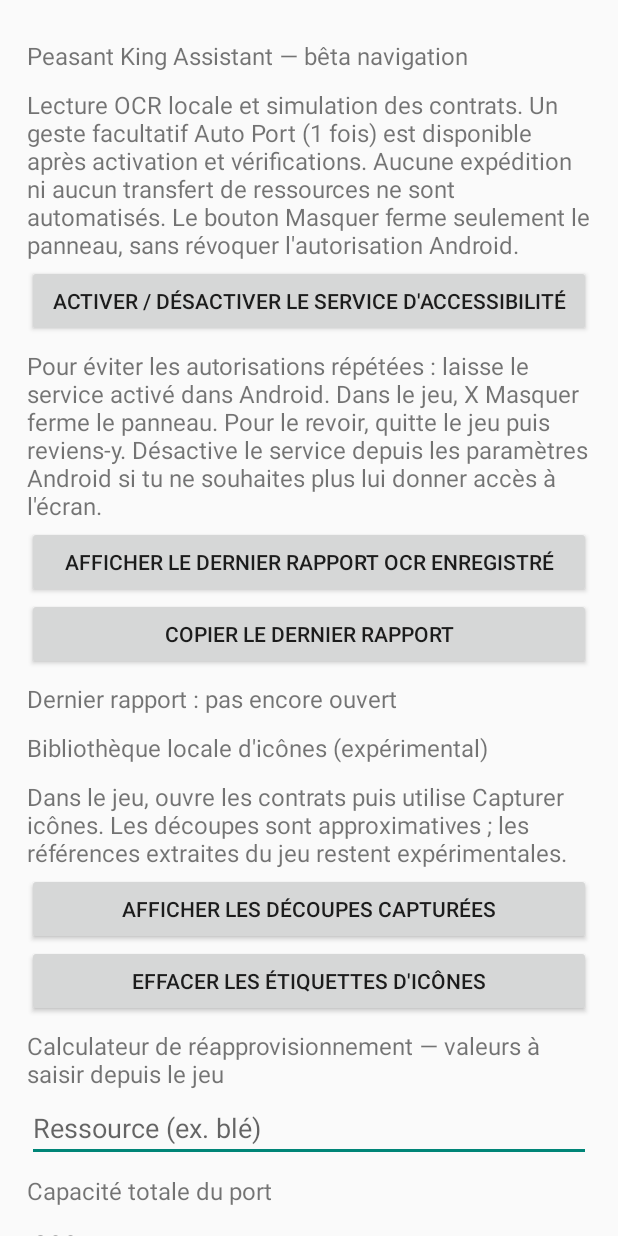
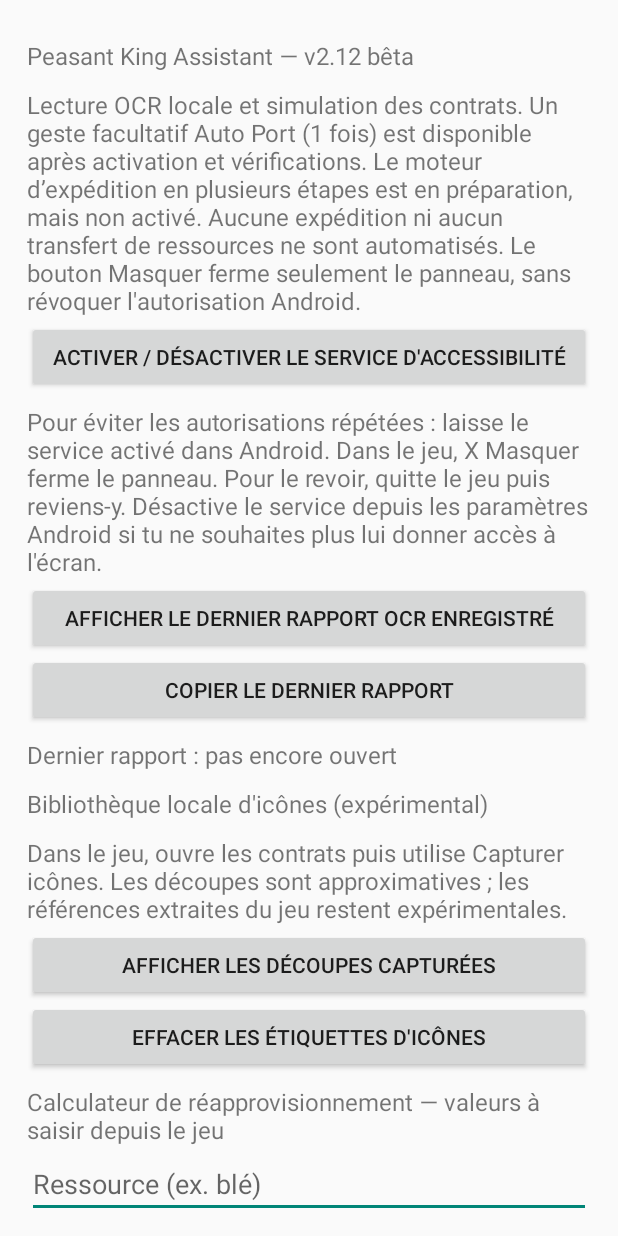
Before and after one commit to Xulink-android/peasent-king, an Android app: the screen it shows after launch (MainActivity), on a phone screen of 412 x 824 dp. Run offline under Robolectric (Android 15) with nearby library versions, the phone set to English and light mode, and no system bars.

Commit message:
Display clear beta status while staged shipment engine remains inactive

```diff
--- a/app/src/main/java/fr/local/peasantassistant/MainActivity.kt
+++ b/app/src/main/java/fr/local/peasantassistant/MainActivity.kt
@@ -32,11 +32,11 @@ class MainActivity : Activity() {
             textSize = 16f
             setPadding(0, 12, 0, 4)
         }
-        root.addView(label("Peasant King Assistant — bêta navigation"))
+        root.addView(label("Peasant King Assistant — v2.12 bêta"))
         root.addView(label(
             "Lecture OCR locale et simulation des contrats. " +
             "Un geste facultatif Auto Port (1 fois) est disponible après activation et vérifications. " +
-            "Aucune expédition ni aucun transfert de ressources ne sont automatisés. " +
+            "Le moteur d’expédition en plusieurs étapes est en préparation, mais non activé. Aucune expédition ni aucun transfert de ressources ne sont automatisés. " +
             "Le bouton Masquer ferme seulement le panneau, sans révoquer l'autorisation Android."
         ))
         root.addView(Button(this).apply {
```
